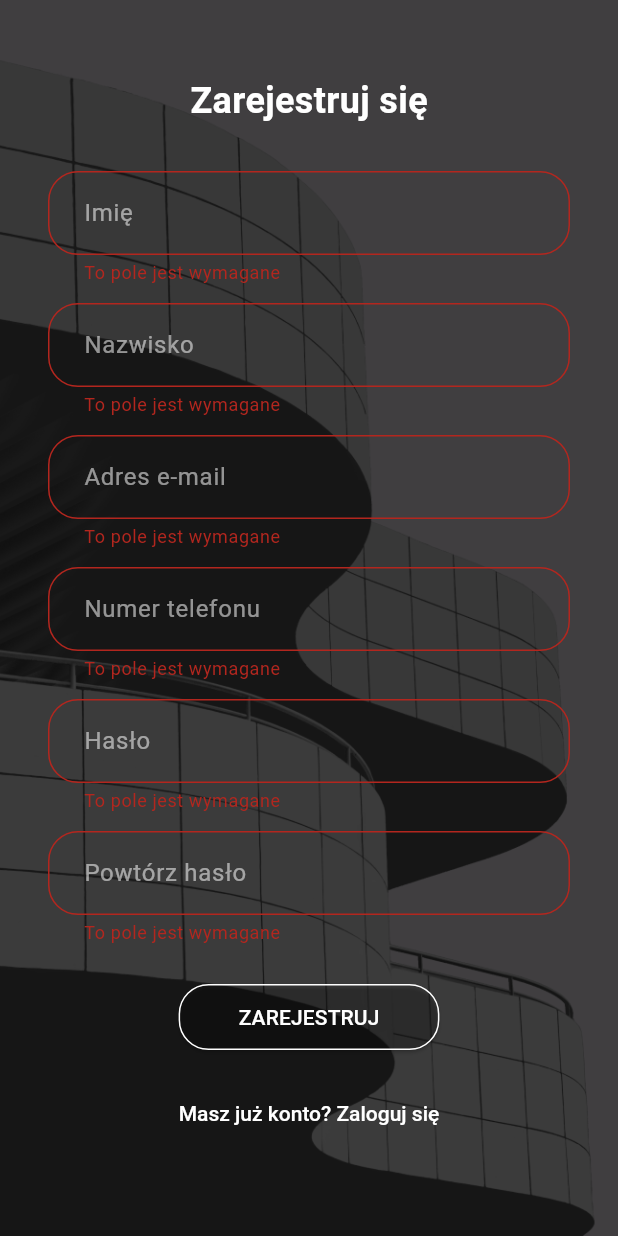
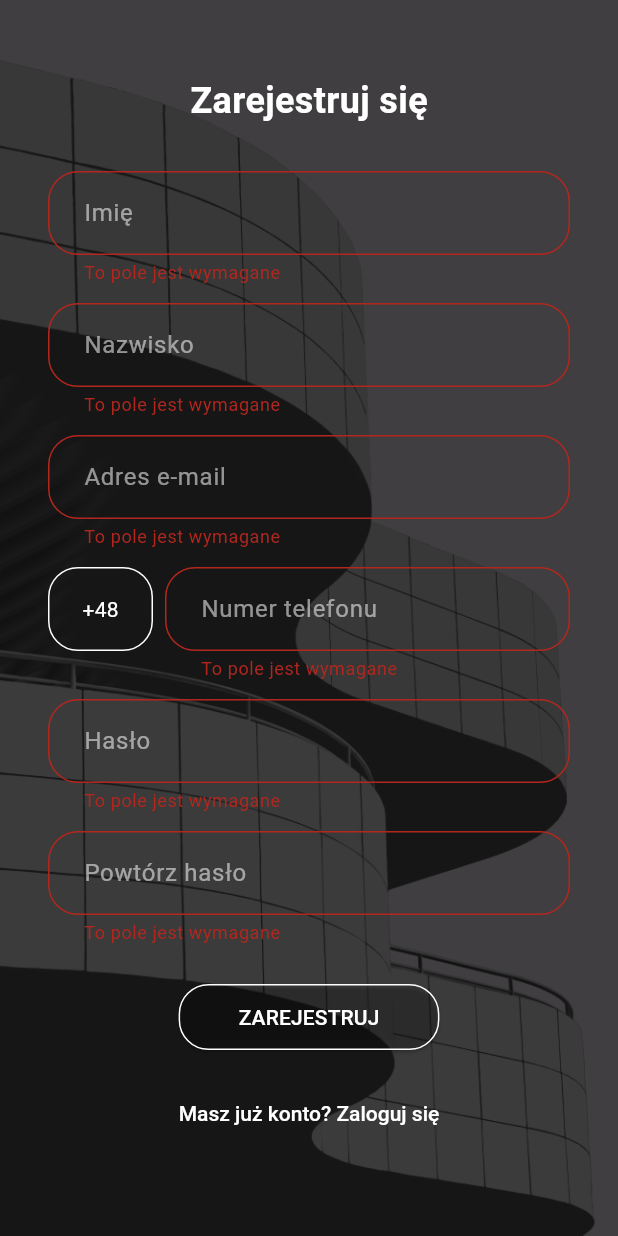
Before and after one commit to ProjektPJATK/BuildBuddy, a Flutter app: the RegisterScreen screen opened by its route, after a tap on "ZAREJESTRUJ", on a phone screen of 412 x 824 dp. Run offline on Flutter 3.47's test engine with Material 3 defaults, Android fonts, the phone set to English and light mode, and no system bars; our stand-ins replace country_picker, shared_preferences, table_calendar; accounts and stored records are empty; project files that could hold a hidden picture were left out.

Commit message:
wybór kierunkowy nr telefonu

```diff
--- a/mobile/lib/widgets/register_form.dart
+++ b/mobile/lib/widgets/register_form.dart
@@ -1,4 +1,5 @@
 import 'package:flutter/material.dart';
+import 'package:country_picker/country_picker.dart'; // Import the country_picker package
 import 'package:http/http.dart' as http;
 import 'dart:convert';
 import '../styles.dart'; // Assuming you have AppStyles in a separate file
@@ -20,21 +21,19 @@ class _RegisterScreenState extends State<RegisterScreen> {
   final TextEditingController _passwordController = TextEditingController();
   final TextEditingController _confirmPasswordController = TextEditingController();
 
-  final _formKey = GlobalKey<FormState>(); // Form key for validation
+  final _formKey = GlobalKey<FormState>();
   bool _isLoading = false;
+  String _selectedCountryCode = '+48'; // Default country code
 
-  // URL for your backend registration
   String getBackendUrl() {
-    const backendIP = "10.0.2.2"; // For Android emulator, replace with machine IP for physical devices
-    const backendPort = "5007"; // Port of your backend
+    const backendIP = "10.0.2.2";
+    const backendPort = "5007";
     return "http://$backendIP:$backendPort/api/User/register";
   }
 
-  // Function to perform registration and connect to backend
   Future<void> _register(BuildContext context) async {
     if (!_formKey.currentState!.validate()) return;
 
-    // Check if passwords match
     if (_passwordController.text != _confirmPasswordController.text) {
       ScaffoldMessenger.of(context).showSnackBar(
         const SnackBar(content: Text('Passwords do not match')),
@@ -43,7 +42,7 @@ class _RegisterScreenState extends State<RegisterScreen> {
     }
 
     setState(() {
-      _isLoading = true; // Show loading indicator
+      _isLoading = true;
     });
 
     final url = getBackendUrl();
@@ -68,13 +67,11 @@ class _RegisterScreenState extends State<RegisterScreen> {
       );
 
       if (response.statusCode == 200 || response.statusCode == 201) {
-        // If registration is successful, navigate back to the previous screen
         ScaffoldMessenger.of(context).showSnackBar(
           const SnackBar(content: Text('Registration successful!')),
         );
-        Navigator.pop(context); // Go back to the previous screen
+        Navigator.pop(context);
       } else {
-        // Show error message if registration fails
         ScaffoldMessenger.of(context).showSnackBar(
           SnackBar(content: Text('Registration failed: ${response.statusCode}')),
         );
@@ -86,7 +83,7 @@ class _RegisterScreenState extends State<RegisterScreen> {
       );
     } finally {
       setState(() {
-        _isLoading = false; // Remove loading indicator
+        _isLoading = false;
       });
     }
   }
@@ -96,15 +93,12 @@ class _RegisterScreenState extends State<RegisterScreen> {
     return Scaffold(
       body: Stack(
         children: [
-          // Background Image
           Container(
-            decoration: AppStyles.backgroundDecoration, // Apply background from AppStyles
+            decoration: AppStyles.backgroundDecoration,
           ),
-          // Dark Filter on top of the background
           Container(
-            color: AppStyles.filterColor.withOpacity(0.75), // Dark overlay
+            color: AppStyles.filterColor.withOpacity(0.75),
           ),
-          // Form content
           SafeArea(
             child: SingleChildScrollView(
               padding: EdgeInsets.only(bottom: MediaQuery.of(context).viewInsets.bottom),
@@ -112,85 +106,98 @@ class _RegisterScreenState extends State<RegisterScreen> {
                 child: Column(
                   mainAxisAlignment: MainAxisAlignment.center,
                   children: [
-                    const SizedBox(height: 50), // Space at the top
-
-                    // Form Title
+                    const SizedBox(height: 50),
                     const Text(
                       'Zarejestruj się',
-                      style: AppStyles.formTitleStyle, // Form title style from AppStyles
+                      style: AppStyles.formTitleStyle,
                     ),
                     const SizedBox(height: 30),
-
-                    // Form Fields inside a Form widget for validation
                     Form(
                       key: _formKey,
                       child: Column(
                         children: [
-                          // Name TextField
                           _buildStyledTextField(
                             controller: _nameController,
                             labelText: 'Imię',
+                            validator: (value) {
+                              if (value == null || value.trim().isEmpty) {
+                                return 'To pole jest wymagane';
+                              }
+                              return null;
+                            },
                           ),
                           const SizedBox(height: 12),
-
-                          // Surname TextField
                           _buildStyledTextField(
                             controller: _surnameController,
                             labelText: 'Nazwisko',
+                            validator: (value) {
+                              if (value == null || value.trim().isEmpty) {
+                                return 'To pole jest wymagane';
+                              }
+                              return null;
+                            },
                           ),
                           const SizedBox(height: 12),
-
-                          // Email TextField
                           _buildStyledTextField(
                             controller: _emailController,
                             labelText: 'Adres e-mail',
                             keyboardType: TextInputType.emailAddress,
+                            validator: (value) {
+                              if (value == null || value.trim().isEmpty) {
+                                return 'To pole jest wymagane';
+                              } else if (!RegExp(r'^[^@]+@[^@]+\.[^@]+').hasMatch(value)) {
+                                return 'Wpisz poprawny adres e-mail';
+                              }
+                              return null;
+                            },
                           ),
                           const SizedBox(height: 12),
-
-                          // Telephone Number TextField
-                          _buildStyledTextField(
-                            controller: _telephoneNrController,
-                            labelText: 'Numer telefonu',
-                            keyboardType: TextInputType.phone,
-                          ),
+                          _buildPhoneNumberField(),
                           const SizedBox(height: 12),
-
-                          // Password TextField
                           _buildStyledTextField(
                             controller: _passwordController,
                             labelText: 'Hasło',
                             obscureText: true,
+                            validator: (value) {
+                              if (value == null || value.trim().isEmpty) {
+                                return 'To pole jest wymagane';
+                              } else if (value.length < 8) {
+                                return 'Hasło musi mieć co najmniej 8 znaków';
+                              }
+                              return null;
+                            },
                           ),
                           const SizedBox(height: 12),
-
-                          // Confirm Password TextField
                           _buildStyledTextField(
                             controller: _confirmPasswordController,
                             labelText: 'Powtórz hasło',
                             obscureText: true,
+                            validator: (value) {
+                              if (value == null || value.trim().isEmpty) {
+                                return 'To pole jest wymagane';
+                              } else if (value != _passwordController.text) {
+                                return 'Hasła muszą być takie same';
+                              }
+                              return null;
+                            },
                           ),
                         ],
                       ),
                     ),
                     const SizedBox(height: 24),
-
-                    // Register Button
                     _isLoading
-                        ? const CircularProgressIndicator() // Show loading indicator if request is ongoing
+                        ? const CircularProgressIndicator()
                         : ElevatedButton(
-                            style: AppStyles.buttonStyle(), // Use button style from AppStyles
+                            style: AppStyles.buttonStyle(),
                             onPressed: () => _register(context),
                             child: const Text('ZAREJESTRUJ'),
                           ),
                     const SizedBox(height: 16),
-
-                    // Already have an account? Log in
                     TextButton(
                       onPressed: () {
-                        Navigator.pop(context); // Go back to the previous screen
+                        Navigator.pop(context);
                       },
-                      style: AppStyles.textButtonStyle(), // TextButton style from AppStyles
+                      style: AppStyles.textButtonStyle(),
                       child: const Text(
                         'Masz już konto? Zaloguj się',
                       ),
@@ -205,12 +212,12 @@ class _RegisterScreenState extends State<RegisterScreen> {
     );
   }
 
-  // Reusable method for styled text field creation (using inputFieldStyle from AppStyles)
   Widget _buildStyledTextField({
     required TextEditingController controller,
     required String labelText,
     TextInputType keyboardType = TextInputType.text,
     bool obscureText = false,
+    String? Function(String?)? validator,
   }) {
     return Padding(
       padding: const EdgeInsets.symmetric(horizontal: 32),
@@ -218,14 +225,71 @@ class _RegisterScreenState extends State<RegisterScreen> {
         controller: controller,
         keyboardType: keyboardType,
         obscureText: obscureText,
-        style: const TextStyle(color: Colors.white), // White text color
+        style: const TextStyle(color: Colors.white),
         decoration: AppStyles.inputFieldStyle(hintText: labelText),
-        validator: (value) {
-          if (value == null || value.trim().isEmpty) {
-            return 'To pole jest wymagane'; // "This field is required"
-          }
-          return null;
-        },
+        validator: validator,
+      ),
+    );
+  }
+
+  Widget _buildPhoneNumberField() {
+    return Padding(
+
+      padding: const EdgeInsets.symmetric(horizontal: 32),
+      child: Row(
+
+        crossAxisAlignment: CrossAxisAlignment.start,
+        children: [
+
+          GestureDetector(
+            onTap: () {
+              showCountryPicker(
+                context: context,
+                showPhoneCode: true,
+                onSelect: (Country country) {
+                  setState(() {
+                    _selectedCountryCode = '+${country.phoneCode}';
+                  });
+                },
+              );
+            },
+            child: Container(
+
+              height: 56, // Match the height of the TextFormField
+              width: 70, // Width to match the design proportionally
+              padding: const EdgeInsets.symmetric(horizontal: 8),
+              decoration: BoxDecoration(
+
+                color: Colors.transparent, // Ensures it matches the background
+                border: Border.all(color: Colors.white),
+                borderRadius: BorderRadius.circular(20), // Same corner radius as TextFormField
+              ),
+              child: Center(
+                child: Text(
+                  _selectedCountryCode,
+                  style: const TextStyle(color: Colors.white),
+                ),
+              ),
+            ),
+          ),
+          const SizedBox(width: 8),
+          Expanded(
+            child: TextFormField(
+              controller: _telephoneNrController,
+              keyboardType: TextInputType.phone,
+              style: const TextStyle(color: Colors.white),
+              decoration: AppStyles.inputFieldStyle(hintText: 'Numer telefonu'),
+              validator: (value) {
+                if (value == null || value.trim().isEmpty) {
+                  return 'To pole jest wymagane';
+                } else if (!RegExp(r'^[0-9]{9,15}$').hasMatch(value)) {
+                  return 'Wpisz poprawny numer telefonu';
+                }
+                return null;
+              },
+            ),
+          ),
+        ],
       ),
     );
   }
--- a/mobile/pubspec.yaml
+++ b/mobile/pubspec.yaml
@@ -31,6 +31,10 @@ dependencies:
   flutter:
     sdk: flutter
   table_calendar: ^3.0.0
+
+
+  country_picker: ^2.0.17
+
 
 
   # The following adds the Cupertino Icons font to your application.
```
Also changed, not shown: mobile/pubspec.lock.
